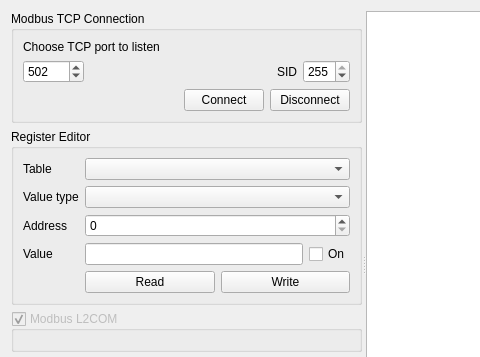
First picture: the form in PortListener/modbustcplistener.ui, repository khomchenkovaa/PortListener, before the edit; both pictures show x 0 to 480 and y 0 to 357 of the 734 by 528 pixel window.
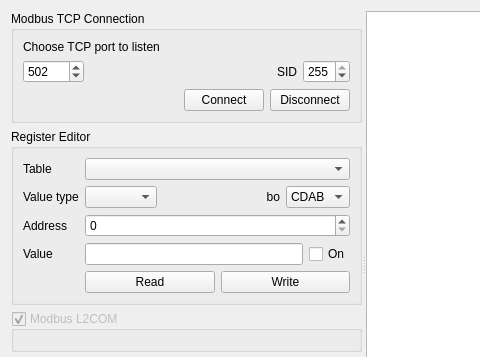
Second picture: the form after the edit.

Commit message: [ADD] byte order to Modbus Server

The edit to the form file:
```diff
--- a/PortListener/modbustcplistener.ui
+++ b/PortListener/modbustcplistener.ui
@@ -19,7 +19,7 @@
      <property name="orientation">
       <enum>Qt::Horizontal</enum>
      </property>
-     <widget class="QWidget" name="">
+     <widget class="QWidget" name="layoutWidget">
       <layout class="QVBoxLayout" name="verticalLayout_2">
        <item>
         <widget class="QGroupBox" name="boxConnection">
@@ -135,7 +135,54 @@
            </widget>
           </item>
           <item row="1" column="1">
-           <widget class="QComboBox" name="cmbValueType"/>
+           <layout class="QHBoxLayout" name="horizontalLayout_5">
+            <item>
+             <widget class="QComboBox" name="cmbValueType"/>
+            </item>
+            <item>
+             <widget class="QLabel" name="lblByteOrder">
+              <property name="sizePolicy">
+               <sizepolicy hsizetype="Expanding" vsizetype="Preferred">
+                <horstretch>0</horstretch>
+                <verstretch>0</verstretch>
+               </sizepolicy>
+              </property>
+              <property name="text">
+               <string>bo</string>
+              </property>
+              <property name="alignment">
+               <set>Qt::AlignRight|Qt::AlignTrailing|Qt::AlignVCenter</set>
+              </property>
+             </widget>
+            </item>
+            <item>
+             <widget class="QComboBox" name="cmbByteOrder">
+              <property name="currentIndex">
+               <number>3</number>
+              </property>
+              <item>
+               <property name="text">
+                <string>ABCD</string>
+               </property>
+              </item>
+              <item>
+               <property name="text">
+                <string>DCBA</string>
+               </property>
+              </item>
+              <item>
+               <property name="text">
+                <string>BADC</string>
+               </property>
+              </item>
+              <item>
+               <property name="text">
+                <string>CDAB</string>
+               </property>
+              </item>
+             </widget>
+            </item>
+           </layout>
           </item>
           <item row="2" column="0">
            <widget class="QLabel" name="lblAddress">
```
The commit also changes 1 other file.
